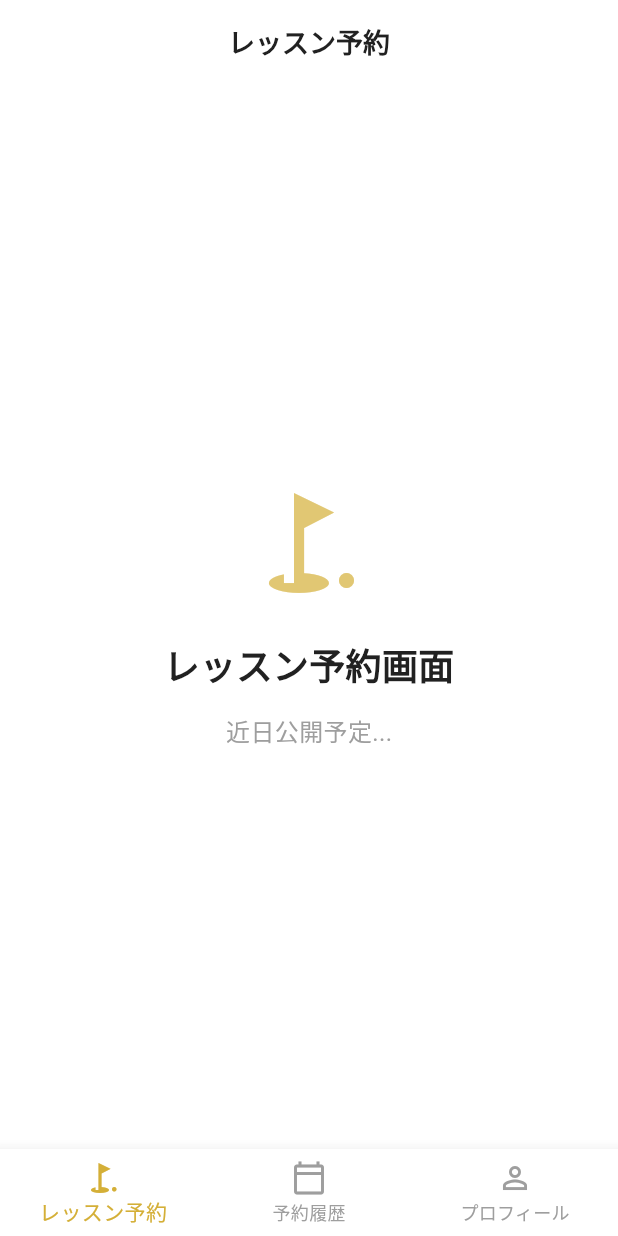
After one commit to yuukidayo/golf_go, a Flutter app: the GolferMainScreen screen opened by its route, on a phone screen of 412 x 824 dp. The commit adds this screen. Run offline on Flutter 3.47's test engine with Material 3 defaults, Android fonts, the light colour scheme and no system bars; our stand-ins replace cloud_firestore, firebase_auth, firebase_core, flutter_animate, table_calendar; accounts and stored records are empty.

```diff
--- /dev/null
+++ b/lib/screens/golfer/golfer_main_screen.dart
@@ -0,0 +1,192 @@
+import 'package:flutter/material.dart';
+import 'package:firebase_auth/firebase_auth.dart';
+import '../../theme/app_theme.dart';
+
+class GolferMainScreen extends StatefulWidget {
+  const GolferMainScreen({super.key});
+
+  @override
+  State<GolferMainScreen> createState() => _GolferMainScreenState();
+}
+
+class _GolferMainScreenState extends State<GolferMainScreen> {
+  int _currentIndex = 0;
+
+  // タブ切り替えで表示する画面
+  final List<Widget> _screens = [
+    const GolferHomeScreen(),
+    const GolferReservationsScreen(),
+    const GolferProfileScreen(),
+  ];
+
+  @override
+  Widget build(BuildContext context) {
+    return Scaffold(
+      appBar: AppBar(
+        automaticallyImplyLeading: false,
+        title: Text(
+          _currentIndex == 0
+              ? 'レッスン予約'
+              : _currentIndex == 1
+                  ? '予約履歴'
+                  : 'プロフィール',
+        ),
+        actions: [
+          // ログアウトボタン（プロフィール画面のみ表示）
+          if (_currentIndex == 2)
+            IconButton(
+              icon: const Icon(Icons.logout),
+              onPressed: () async {
+                // ログアウト処理
+                await FirebaseAuth.instance.signOut();
+                if (context.mounted) {
+                  Navigator.of(context).pushReplacementNamed('/');
+                }
+              },
+              tooltip: 'ログアウト',
+            ),
+        ],
+      ),
+      body: _screens[_currentIndex],
+      bottomNavigationBar: BottomNavigationBar(
+        currentIndex: _currentIndex,
+        onTap: (index) {
+          setState(() {
+            _currentIndex = index;
+          });
+        },
+        selectedItemColor: AppColors.gold,
+        unselectedItemColor: Colors.grey,
+        backgroundColor: Colors.white,
+        type: BottomNavigationBarType.fixed,
+        elevation: 8,
+        items: const [
+          BottomNavigationBarItem(
+            icon: Icon(Icons.golf_course_outlined),
+            activeIcon: Icon(Icons.golf_course),
+            label: 'レッスン予約',
+          ),
+          BottomNavigationBarItem(
+            icon: Icon(Icons.calendar_today_outlined),
+            activeIcon: Icon(Icons.calendar_today),
+            label: '予約履歴',
+          ),
+          BottomNavigationBarItem(
+            icon: Icon(Icons.person_outline),
+            activeIcon: Icon(Icons.person),
+            label: 'プロフィール',
+          ),
+        ],
+      ),
+    );
+  }
+}
+
+// 簡易的なホーム画面（レッスン予約）
+class GolferHomeScreen extends StatelessWidget {
+  const GolferHomeScreen({super.key});
+
+  @override
+  Widget build(BuildContext context) {
+    return Center(
+      child: Column(
+        mainAxisAlignment: MainAxisAlignment.center,
+        children: [
+          Icon(
+            Icons.golf_course,
+            size: 80,
+            color: AppColors.gold.withOpacity(0.7),
+          ),
+          const SizedBox(height: 24),
+          const Text(
+            'レッスン予約画面',
+            style: TextStyle(fontSize: 24, fontWeight: FontWeight.bold),
+          ),
+          const SizedBox(height: 16),
+          const Text(
+            '近日公開予定...',
+            style: TextStyle(fontSize: 16, color: Colors.grey),
+          ),
+        ],
+      ),
+    );
+  }
+}
+
+// 簡易的な予約履歴画面
+class GolferReservationsScreen extends StatelessWidget {
+  const GolferReservationsScreen({super.key});
+
+  @override
+  Widget build(BuildContext context) {
+    return Center(
+      child: Column(
+        mainAxisAlignment: MainAxisAlignment.center,
+        children: [
+          Icon(
+            Icons.calendar_today,
+            size: 80,
+            color: AppColors.gold.withOpacity(0.7),
+          ),
+          const SizedBox(height: 24),
+          const Text(
+            '予約履歴画面',
+            style: TextStyle(fontSize: 24, fontWeight: FontWeight.bold),
+          ),
+          const SizedBox(height: 16),
+          const Text(
+            '近日公開予定...',
+            style: TextStyle(fontSize: 16, color: Colors.grey),
+          ),
+        ],
+      ),
+    );
+  }
+}
+
+// 簡易的なプロフィール画面
+class GolferProfileScreen extends StatelessWidget {
+  const GolferProfileScreen({super.key});
+
+  @override
+  Widget build(BuildContext context) {
+    final user = FirebaseAuth.instance.currentUser;
+
+    return Center(
+      child: Column(
+        mainAxisAlignment: MainAxisAlignment.center,
+        children: [
+          CircleAvatar(
+            radius: 50,
+            backgroundColor: AppColors.gold.withOpacity(0.2),
+            child: Icon(
+              Icons.person,
+              size: 60,
+              color: AppColors.gold,
+            ),
+          ),
+          const SizedBox(height: 24),
+          Text(
+            user?.email ?? 'ゲストユーザー',
+            style: const TextStyle(fontSize: 16),
+          ),
+          const SizedBox(height: 40),
+          ElevatedButton.icon(
+            onPressed: () async {
+              await FirebaseAuth.instance.signOut();
+              if (context.mounted) {
+                Navigator.of(context).pushReplacementNamed('/');
+              }
+            },
+            style: ElevatedButton.styleFrom(
+              backgroundColor: AppColors.gold,
+              padding: const EdgeInsets.symmetric(horizontal: 32, vertical: 12),
+            ),
+            icon: const Icon(Icons.logout),
+            label: const Text('ログアウト'),
+          ),
+        ],
+      ),
+    );
+  }
+}
```
Also changed, not shown: lib/main.dart (+18 -8 lines), lib/screens/coach/reservation_calendar_screen.dart (+1 -40 lines), lib/services/auth_service.dart (added, +65 -0 lines).
